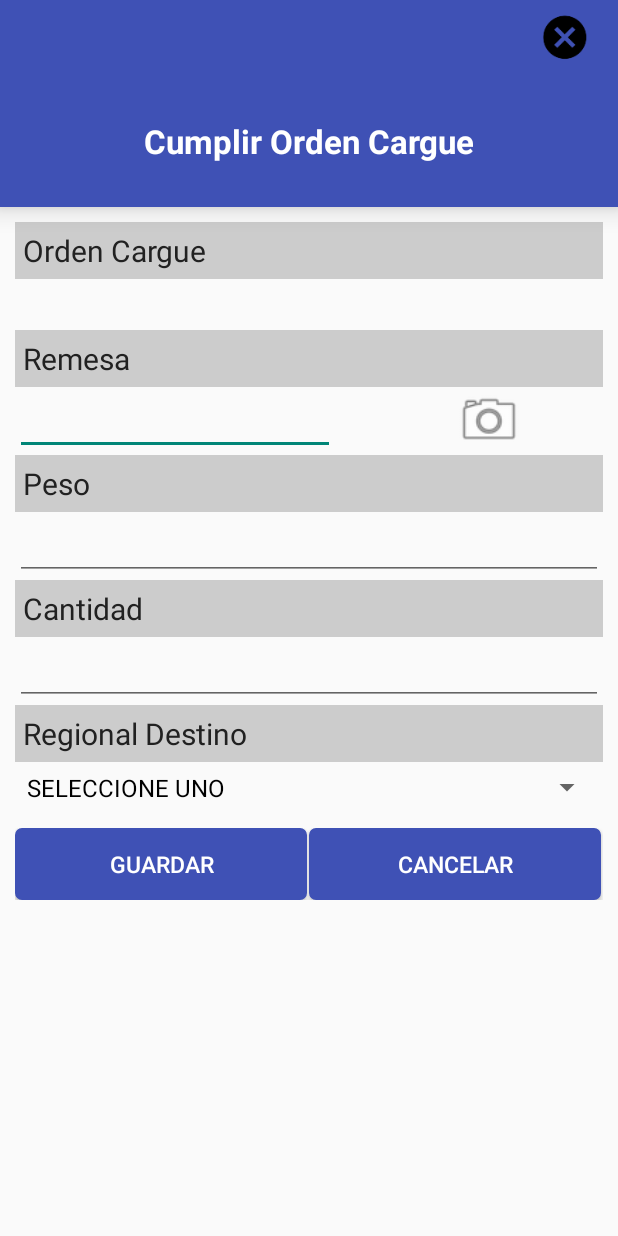
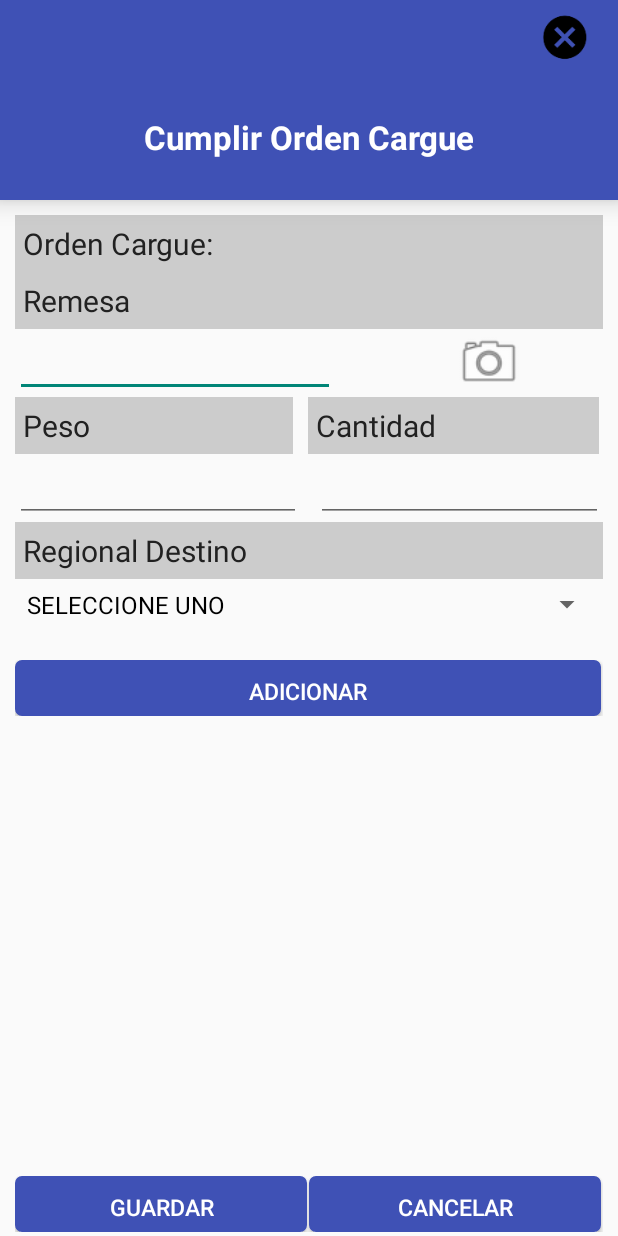
Before and after one commit to monaleja/GestionarRecoleccion, an Android app: the CumplirOrdenCargue screen opened directly, with no data from a screen before it, on a phone screen of 412 x 824 dp. Run offline under Robolectric (Android 15) with nearby library versions, the phone set to English and light mode, and no system bars; libraries missing offline, so code that uses them is left out: me.dm7.barcodescanner.

Commit message:
se agrega detalle de orden cargue

```diff
--- a/app/src/main/java/com/gestionarrecoleccion/gestionarrecoleccion/CumplirOrdenCargue.java
+++ b/app/src/main/java/com/gestionarrecoleccion/gestionarrecoleccion/CumplirOrdenCargue.java
@@ -11,12 +11,16 @@ import android.view.View;
 import android.widget.ArrayAdapter;
 import android.widget.EditText;
 import android.widget.ImageView;
+import android.widget.ListView;
 import android.widget.Spinner;
 import android.widget.TextView;
 import android.widget.Toast;
 
+import com.gestionarrecoleccion.gestionarrecoleccion.adapters.AdapterListaRemesa;
+import com.gestionarrecoleccion.gestionarrecoleccion.adapters.AdapterOrdenCargue;
 import com.gestionarrecoleccion.gestionarrecoleccion.modelos.OrdenCargueEntidad;
 import com.gestionarrecoleccion.gestionarrecoleccion.modelos.RegionalEntidad;
+import com.gestionarrecoleccion.gestionarrecoleccion.modelos.Remesa;
 
 import java.util.ArrayList;
 
@@ -29,7 +33,7 @@ import me.dm7.barcodescanner.zbar.ZBarScannerView;
 public class CumplirOrdenCargue extends AppCompatActivity /*implements ZBarScannerView.ResultHandler*/ {
     TextView tvUsuarioLogin;
     TextView tvUsuarioCentrocosto;
-    TextView tvOrdenCargueCodigo;
+    TextView tvOrdenCargue;
     EditText etRemesa;
     EditText etPeso;
     EditText etCantidad;
@@ -38,10 +42,12 @@ public class CumplirOrdenCargue extends AppCompatActivity /*implements ZBarScann
     SharedPreferences sharedPref;
     ArrayList<OrdenCargueEntidad> arrayOrdenescargue = new ArrayList<OrdenCargueEntidad>();
     ArrayList<RegionalEntidad> objRegional = new ArrayList<RegionalEntidad>();
+    ArrayList<Remesa> arrayRemesa;
     ArrayAdapter<RegionalEntidad> regionalAdapter;
     ZBarScannerView mScannerView;
     String valorCodigoDeBarras;
     String tipoCodigoDeBarras;
+    ListView listRemesas;
 
     @Override
     protected void onCreate(Bundle savedInstanceState)
@@ -66,12 +72,13 @@ public class CumplirOrdenCargue extends AppCompatActivity /*implements ZBarScann
         tvUsuarioCentrocosto = (TextView) findViewById(R.id.tvUsuarioCentrocosto);
         tvUsuarioCentrocosto.setText(sharedPref.getString("cencosNombre", ""));
         ivCerrarSesion = (ImageView) findViewById(R.id.imageView);
-        tvOrdenCargueCodigo = (TextView) findViewById(R.id.tvOrdenCargueCodigo);
-        //etRemesa = (EditText) findViewById(R.id.etRemesa);
+        tvOrdenCargue = (TextView) findViewById(R.id.tvOrdenCargue);
         etPeso = (EditText) findViewById(R.id.etPeso);
         etCantidad = (EditText) findViewById(R.id.etCantidad);
         spRegionalDestino = (Spinner) findViewById(R.id.spRegionalDestino);
         poblarRegional();
+
+        arrayRemesa = new ArrayList<Remesa>();
     }
 
     public void poblarRegional()
@@ -151,4 +158,26 @@ public class CumplirOrdenCargue extends AppCompatActivity /*implements ZBarScann
         AlertDialog dialog = builder.create();
         dialog.show();
     }
+
+
+
+    public void AdicionarRemesa(View view)
+    {
+        Toast.makeText(getApplicationContext(), "Estoy Adicionado la Remesa", Toast.LENGTH_SHORT).show();
+
+        RegionalEntidad regional = (RegionalEntidad)spRegionalDestino.getSelectedItem();
+
+        arrayRemesa.add(new Remesa(
+                etRemesa.getText().toString(),
+                etPeso.getText().toString(),
+                etCantidad.getText().toString(),
+                "0101000001",
+                regional.getRegionalCodigo(),
+                regional.getRegionalNombre()
+                ));
+
+        AdapterListaRemesa adapterlistaremesa = new AdapterListaRemesa(CumplirOrdenCargue.this, arrayRemesa);
+        listRemesas = (ListView) findViewById(R.id.lvRemesas);
+        listRemesas.setAdapter(adapterlistaremesa);
+    }
 }
--- a/app/src/main/res/layout/activity_cumplir_ordencargue.xml
+++ b/app/src/main/res/layout/activity_cumplir_ordencargue.xml
@@ -44,20 +44,12 @@
 
         <TextView
             android:id="@+id/tvOrdenCargue"
-            android:text="Orden Cargue"
+            android:text="Orden Cargue:"
             android:layout_width="match_parent"
             android:layout_height="wrap_content"
             style="@style/tpmEtiqueta"
             android:textSize="20dp"
             android:textAppearance="?android:attr/textAppearanceSmall"/>
-
-        <TextView
-            android:id="@+id/tvOrdenCargueCodigo"
-            android:layout_width="match_parent"
-            android:layout_height="34dp"
-            android:inputType="textPersonName"
-            android:ems="10"
-            android:textSize="20dp" />
 
         <TextView
             android:id="@+id/tvRemesa"
@@ -91,39 +83,60 @@
                 android:layout_marginRight="0dp"
                 android:onClick="escanearCodigoDeBarras"
                 android:id="@+id/ivEscanear" />
+
         </LinearLayout>
+
+        <LinearLayout
+            android:orientation="horizontal"
+            android:layout_width="match_parent"
+            android:layout_height="wrap_content"
+            android:weightSum="1">
 
             <TextView
                 android:id="@+id/tvPeso"
                 android:text="@string/strPeso"
-            android:layout_width="match_parent"
                 android:layout_height="wrap_content"
                 style="@style/tpmEtiqueta"
                 android:textSize="20dp"
-            android:textAppearance="?android:attr/textAppearanceSmall"/>
-
-        <EditText
-            android:id="@+id/etPeso"
-            android:layout_width="match_parent"
-            android:layout_height="wrap_content"
-            android:inputType="number"
-            android:ems="10" />
+                android:textAppearance="?android:attr/textAppearanceSmall"
+                android:layout_width="63dp"
+                android:layout_weight="0.48"
+                android:layout_marginRight="10dp" />
 
             <TextView
                 android:id="@+id/tvCantidad"
                 android:text="@string/strCantidad"
-            android:layout_width="match_parent"
                 android:layout_height="wrap_content"
                 style="@style/tpmEtiqueta"
                 android:textSize="20dp"
-            android:textAppearance="?android:attr/textAppearanceSmall" />
+                android:textAppearance="?android:attr/textAppearanceSmall"
+                android:layout_width="63dp"
+                android:layout_weight="0.51" />
+
+        </LinearLayout>
+
+        <LinearLayout
+            android:orientation="horizontal"
+            android:layout_width="match_parent"
+            android:layout_height="match_parent">
+
+            <EditText
+                android:id="@+id/etPeso"
+                android:layout_width="63dp"
+                android:layout_height="wrap_content"
+                android:inputType="number"
+                android:ems="10"
+                android:layout_weight="1"
+                android:layout_marginRight="10dp"/>
 
             <EditText
                 android:id="@+id/etCantidad"
-            android:layout_width="match_parent"
+                android:layout_width="63dp"
                 android:layout_height="wrap_content"
                 android:inputType="number"
-            android:ems="10" />
+                android:ems="10"
+                android:layout_weight="1" />
+        </LinearLayout>
 
         <TextView
             android:id="@+id/tvRegionalDestino"
@@ -142,12 +155,44 @@
     </LinearLayout>
 
     <LinearLayout
+        android:orientation="horizontal"
+        android:layout_width="match_parent"
+        android:layout_height="37dp"
+        android:layout_marginTop="10dp"
+        android:layout_marginRight="10dp"
+        android:layout_marginLeft="10dp"
+        android:layout_marginBottom="10dp">
+
+        <Button
+            android:id="@+id/btnAdicionarCumplido"
+            android:text="Adicionar"
+            android:layout_width="0dp"
+            android:layout_height="match_parent"
+            android:layout_weight="1"
+            style="@style/ButtonCS"
+            android:background="@drawable/cbuttonblue"
+            android:layout_marginRight="1.5dp"
+            android:onClick="AdicionarRemesa" />
+
+    </LinearLayout>
+
+    <ListView
+        android:id="@+id/lvRemesas"
+        android:layout_width="match_parent"
+        android:layout_height="76dp"
+        android:layout_marginRight="10dp"
+        android:layout_marginLeft="10dp"
+        android:layout_marginBottom="10dp"
+        android:layout_weight="0.84" />
+
+    <LinearLayout
         android:id="@+id/llBotonesCumplirOrdenCargue"
         android:orientation="horizontal"
         android:layout_width="match_parent"
-        android:layout_height="wrap_content"
+        android:layout_height="37dp"
         android:layout_marginRight="10dp"
-        android:layout_marginLeft="10dp">
+        android:layout_marginLeft="10dp"
+        android:layout_marginBottom="10dp">
 
         <Button
             android:id="@+id/btnGuardarCumplido"
```
Also changed, not shown: app/src/main/java/com/gestionarrecoleccion/gestionarrecoleccion/adapters/AdapterListaRemesa.java (added, +68 -0 lines), app/src/main/java/com/gestionarrecoleccion/gestionarrecoleccion/modelos/Remesa.java (added, +77 -0 lines), app/src/main/res/layout/activity_list_row_remesa.xml (added, +106 -0 lines). Lines whose indentation alone changed are shown as unchanged.
